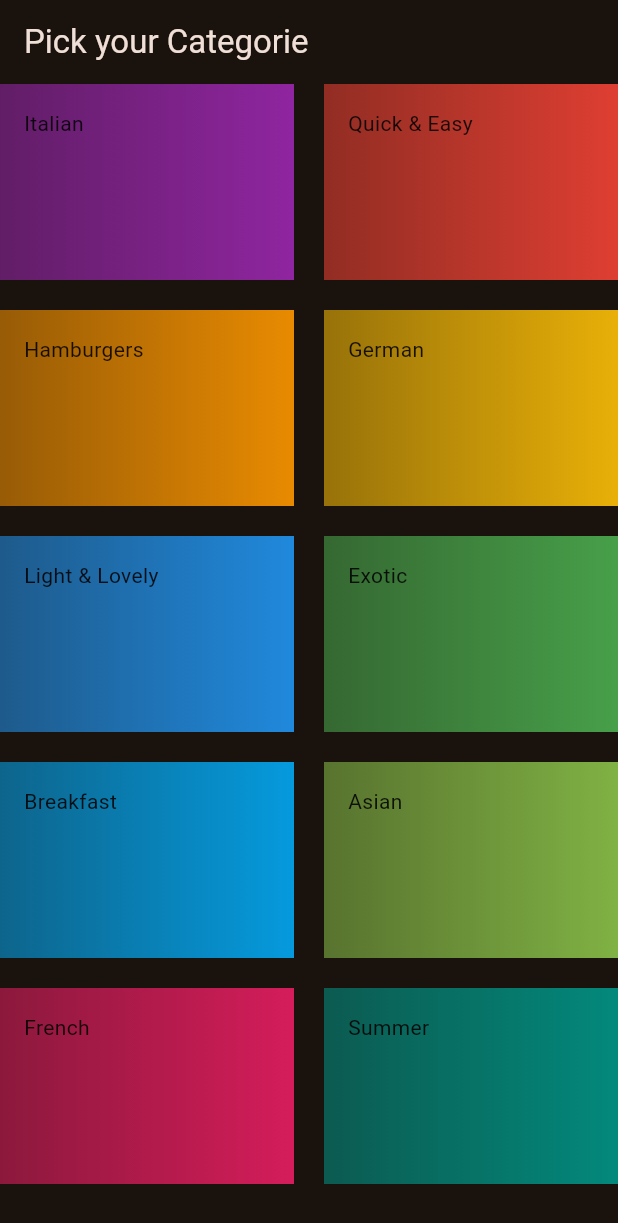
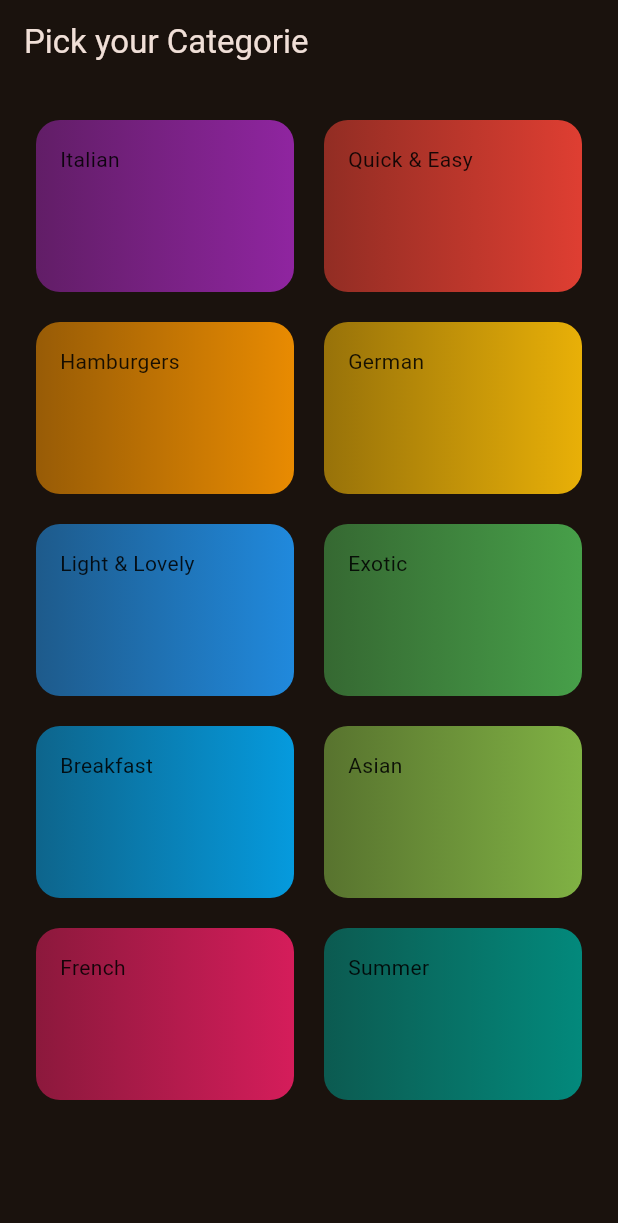
Before and after one commit to Luccien/meals, a Flutter app: the screen it shows after launch, on a phone screen of 412 x 824 dp. Shown: the top 1223 px of the screen. Run offline on Flutter 3.47's test engine with Material 2 defaults, Android fonts, the phone set to English and light mode, and no system bars.

Commit message:
categories tapable

```diff
--- a/lib/screens/categoies.dart
+++ b/lib/screens/categoies.dart
@@ -13,6 +13,7 @@ class CategoriesScreen extends StatelessWidget {
         'Pick your Categorie',
       )),
       body: GridView(
+        padding: const EdgeInsets.all(24),
         gridDelegate: const SliverGridDelegateWithFixedCrossAxisCount(
           crossAxisCount: 2,
           childAspectRatio: 3 / 2,
--- a/lib/widgets/category_grid_item.dart
+++ b/lib/widgets/category_grid_item.dart
@@ -11,9 +11,14 @@ class CategoryGridItem extends StatelessWidget {
 
   @override
   Widget build(BuildContext context) {
-    return Container(
+    return InkWell(
+        onTap: () {},
+        splashColor: Theme.of(context).primaryColor,
+        borderRadius: BorderRadius.circular(16),
+        child: Container(
             padding: const EdgeInsets.all(16),
             decoration: BoxDecoration(
+                borderRadius: BorderRadius.circular(16),
                 gradient: LinearGradient(colors: [
                   category.color.withOpacity(0.55),
                   category.color.withOpacity(0.9)
@@ -22,6 +27,6 @@ class CategoryGridItem extends StatelessWidget {
               category.title,
               //style: Theme.of(context).titleLarge!.copyWith(
               //color : Theme.of(context).colorScheme.onBackground,)
-        ));
+            )));
   }
 }
```
Lines whose indentation alone changed are shown as unchanged.
